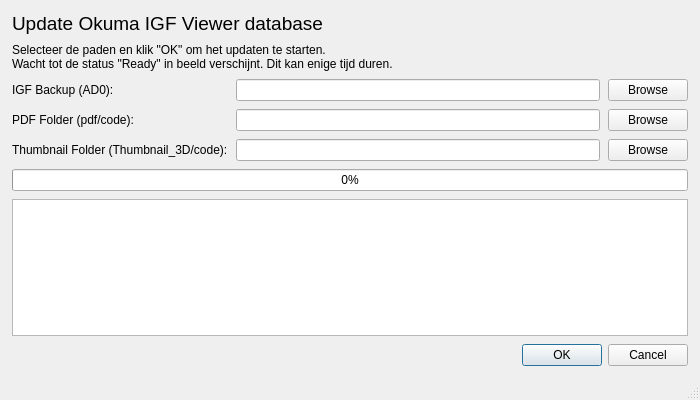
Above: update.ui from Turmin/Okuma-IGF-Viewer before the change. Below: the same form after it.
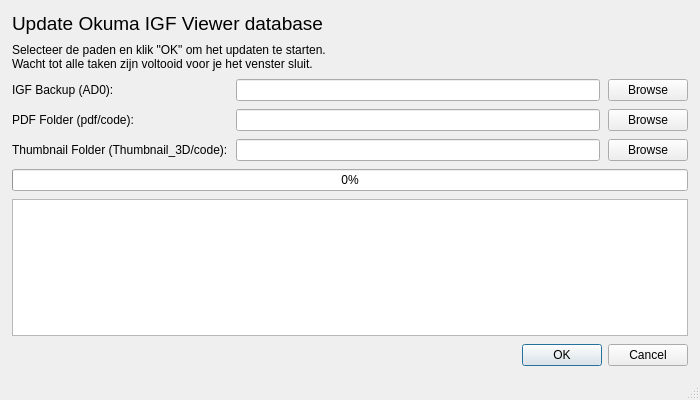
That is the form after the change. Icons and pictures are not drawn.

What changed in the file:
```diff
--- a/update.ui
+++ b/update.ui
@@ -50,7 +50,7 @@
      <widget class="QLabel" name="lblHeader">
       <property name="text">
        <string>Selecteer de paden en klik &quot;OK&quot; om het updaten te starten.
-Wacht tot de status &quot;Ready&quot; in beeld verschijnt. Dit kan enige tijd duren.</string>
+Wacht tot alle taken zijn voltooid voor je het venster sluit.</string>
       </property>
      </widget>
     </item>
```
